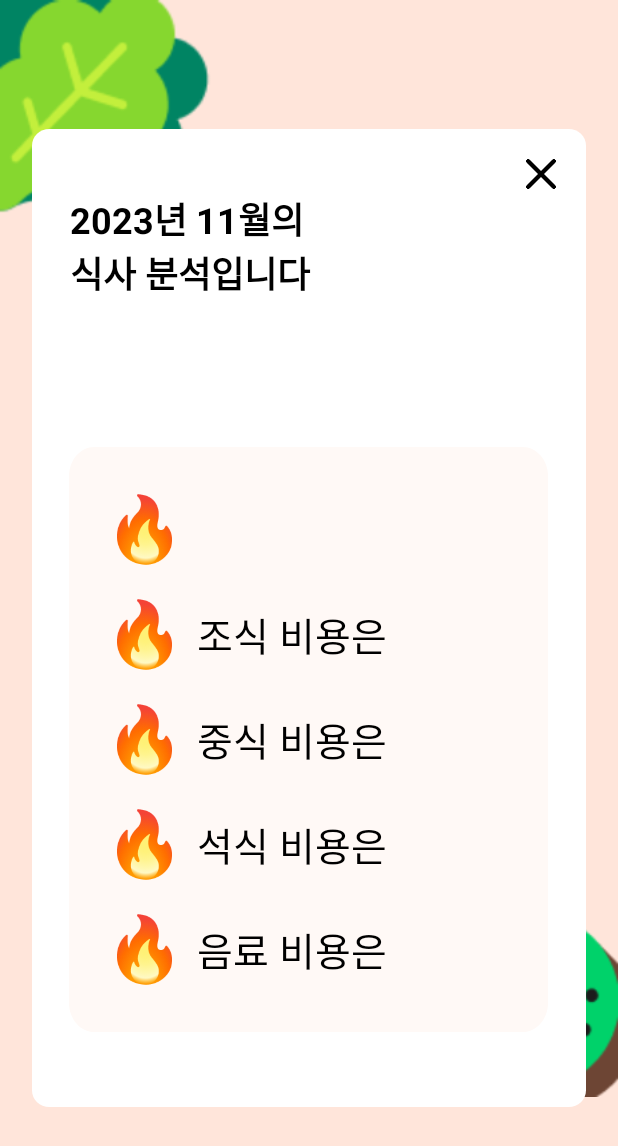
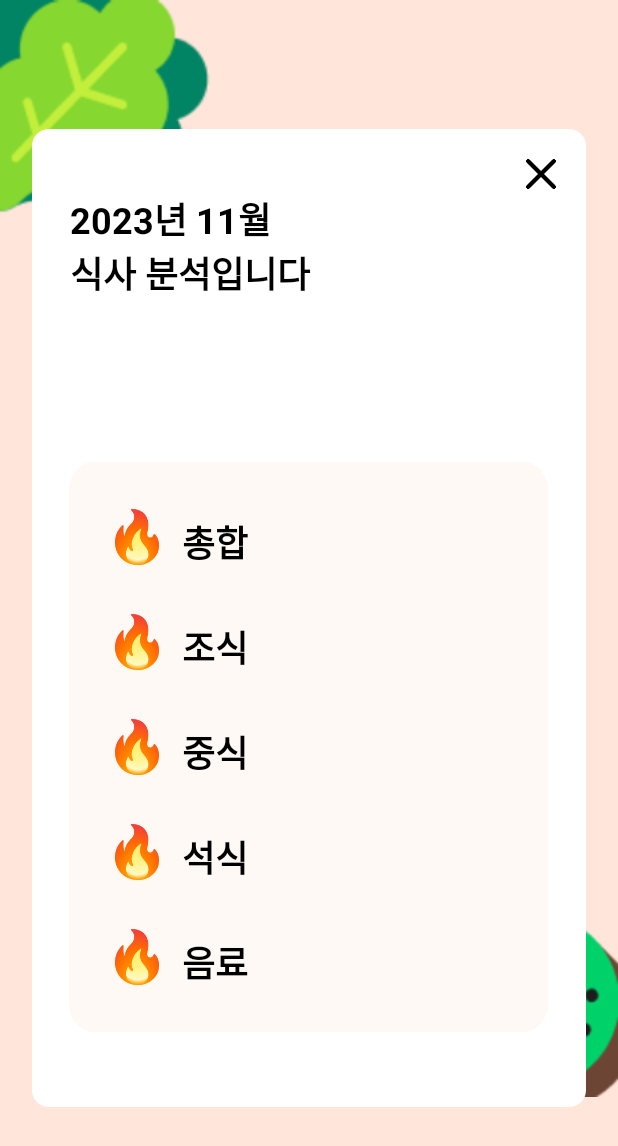
Before and after one commit to ynbluuue/MealTracker, an Android app: the Analyze1 screen opened directly, with no data from a screen before it, on a phone screen of 412 x 824 dp. Shown: the top 1146 px of the screen. Run offline under Robolectric (Android 15) with nearby library versions, the phone set to English and light mode, and no system bars; our stand-ins replace Firebase (no records; nobody signed in at launch, a user with empty details on screens opened directly).

Commit message:
UI 수정

```diff
--- a/app/src/main/java/com/example/mealtracker/Analyze1.java
+++ b/app/src/main/java/com/example/mealtracker/Analyze1.java
@@ -55,7 +55,7 @@ public class Analyze1 extends AppCompatActivity {
 
         //제목 설정
         title = findViewById(R.id.title);
-        title.setText(Html.fromHtml("<b>" + currentMonth.substring(0, 4) + "년 " + currentMonth.substring(5, 7) + "월의<br>식사 분석입니다</b>"));
+        title.setText(Html.fromHtml("<b>" + currentMonth.substring(0, 4) + "년 " + currentMonth.substring(5, 7) + "월<br>식사 분석입니다</b>"));
         Log.d(message, "제목은: " + title.getText());
 
         calorie = findViewById(R.id.calorie);
@@ -153,7 +153,7 @@ public class Analyze1 extends AppCompatActivity {
                     // 모든 데이터를 확인했을 때 처리
                     if (counter.incrementAndGet() == foodCount) {
                         String cal = String.format(Locale.getDefault(), "%d kcal", totalCal);
-                        calorie.setText(Html.fromHtml("<b>총합 " + cal + "</b>"));
+                        calorie.setText(Html.fromHtml("<b>" + cal + "</b>"));
                         Log.d(message, "총 칼로리는 " + calorie.getText());
                     }
                 }
@@ -196,10 +196,10 @@ public class Analyze1 extends AppCompatActivity {
 
                     // 모든 데이터를 확인했을 때 처리
                     if (counter.incrementAndGet() == foodCount) {
-                        breakfast.setText(Html.fromHtml("<b>조식 " + breakFastCost.toString() + " 원</b>"));
-                        lunch.setText(Html.fromHtml("<b>중식 " + lunchCost.toString() + " 원</b>"));
-                        dinner.setText(Html.fromHtml("<b>석식 " + dinnerCost.toString() + " 원</b>"));
-                        drinks.setText(Html.fromHtml("<b>음료 " + drinksCost.toString() + " 원</b>"));
+                        breakfast.setText(Html.fromHtml("<b>" + breakFastCost.toString() + " 원</b>"));
+                        lunch.setText(Html.fromHtml("<b>" + lunchCost.toString() + " 원</b>"));
+                        dinner.setText(Html.fromHtml("<b>" + dinnerCost.toString() + " 원</b>"));
+                        drinks.setText(Html.fromHtml("<b>" + drinksCost.toString() + " 원</b>"));
                     }
                 }
 
--- a/app/src/main/res/layout/activity_main.xml
+++ b/app/src/main/res/layout/activity_main.xml
@@ -182,7 +182,7 @@
             android:id="@+id/imageView7"
             android:layout_width="50dp"
             android:layout_height="50dp"
-            android:layout_marginTop="5dp"
+            android:layout_marginTop="10dp"
             android:layout_alignParentRight="true"
             android:layout_marginRight="29dp"
             app:srcCompat="@drawable/dongguklogo" />
@@ -193,7 +193,7 @@
             android:layout_height="wrap_content"
             android:layout_alignParentRight="true"
             android:layout_alignParentTop="true"
-            android:layout_marginTop="18dp"
+            android:layout_marginTop="23dp"
             android:layout_marginRight="7dp"
             android:gravity="center_horizontal|top"
             android:text="@string/dongguk"
--- a/app/src/main/res/layout/analyze1.xml
+++ b/app/src/main/res/layout/analyze1.xml
@@ -74,110 +74,174 @@
         <RelativeLayout
             android:id="@+id/rectangle_5"
             android:layout_width="330dp"
-            android:layout_height="390dp"
+            android:layout_height="380dp"
             android:layout_centerHorizontal="true"
             android:layout_marginStart="50dp"
             android:layout_alignParentBottom="true"
             android:layout_marginBottom="50dp"
             android:background="@drawable/calendarrec"
             android:orientation="horizontal">
+            <TextView
+                android:id="@+id/calorie1"
+                android:layout_width="60dp"
+                android:layout_height="50dp"
+                android:layout_alignParentLeft="true"
+                android:layout_alignParentTop="true"
+                android:layout_marginLeft="75dp"
+                android:layout_marginTop="35dp"
+                android:gravity="top"
+                android:text="총합"
+                android:textStyle="bold"
+                android:textAppearance="@style/analyze" />
 
             <TextView
                 android:id="@+id/calorie"
-                android:layout_width="220dp"
+                android:layout_width="wrap_content"
                 android:layout_height="50dp"
-                android:layout_alignParentLeft="true"
+                android:layout_alignParentRight="true"
                 android:layout_alignParentTop="true"
-                android:layout_marginLeft="85dp"
+                android:layout_marginRight="25dp"
                 android:layout_marginTop="35dp"
                 android:gravity="top"
                 android:text=""
                 android:textAppearance="@style/analyze" />
 
             <TextView
-                android:id="@+id/breakfast"
-                android:layout_width="220dp"
+                android:id="@+id/breakfast1"
+                android:layout_width="60dp"
                 android:layout_height="50dp"
                 android:layout_alignParentLeft="true"
                 android:layout_alignParentTop="true"
-                android:layout_marginLeft="85dp"
+                android:layout_marginLeft="75dp"
                 android:layout_marginTop="105dp"
                 android:gravity="top"
-                android:text="조식 비용은"
+                android:text="조식"
+                android:textStyle="bold"
+                android:textAppearance="@style/analyze" />
+
+            <TextView
+                android:id="@+id/breakfast"
+                android:layout_width="wrap_content"
+                android:layout_height="50dp"
+                android:layout_alignParentRight="true"
+                android:layout_alignParentTop="true"
+                android:layout_marginRight="25dp"
+                android:layout_marginTop="105dp"
+                android:gravity="top"
+                android:text=""
+                android:textAppearance="@style/analyze" />
+
+            <TextView
+                android:id="@+id/lunch1"
+                android:layout_width="60dp"
+                android:layout_height="50dp"
+                android:layout_alignParentLeft="true"
+                android:layout_alignParentTop="true"
+                android:layout_marginLeft="75dp"
+                android:layout_marginTop="175dp"
+                android:gravity="top"
+                android:text="중식"
+                android:textStyle="bold"
                 android:textAppearance="@style/analyze" />
 
             <TextView
                 android:id="@+id/lunch"
-                android:layout_width="220dp"
+                android:layout_width="wrap_content"
+                android:layout_height="50dp"
+                android:layout_alignParentRight="true"
+                android:layout_alignParentTop="true"
+                android:layout_marginRight="25dp"
+                android:layout_marginTop="175dp"
+                android:gravity="top"
+                android:text=""
+                android:textAppearance="@style/analyze" />
+
+            <TextView
+                android:id="@+id/dinner1"
+                android:layout_width="60dp"
                 android:layout_height="50dp"
                 android:layout_alignParentLeft="true"
                 android:layout_alignParentTop="true"
-                android:layout_marginLeft="85dp"
-                android:layout_marginTop="175dp"
+                android:layout_marginLeft="75dp"
+                android:layout_marginTop="245dp"
                 android:gravity="top"
-                android:text="중식 비용은"
+                android:text="석식"
+                android:textStyle="bold"
                 android:textAppearance="@style/analyze" />
 
             <TextView
                 android:id="@+id/dinner"
-                android:layout_width="220dp"
+                android:layout_width="wrap_content"
+                android:layout_height="50dp"
+                android:layout_alignParentRight="true"
+                android:layout_alignParentTop="true"
+                android:layout_marginRight="25dp"
+                android:layout_marginTop="245dp"
+                android:gravity="top"
+                android:text=""
+                android:textAppearance="@style/analyze" />
+
+            <TextView
+                android:id="@+id/drinks1"
+                android:layout_width="60dp"
                 android:layout_height="50dp"
                 android:layout_alignParentLeft="true"
                 android:layout_alignParentTop="true"
-                android:layout_marginLeft="85dp"
-                android:layout_marginTop="245dp"
+                android:layout_marginLeft="75dp"
+                android:layout_marginTop="315dp"
                 android:gravity="top"
-                android:text="석식 비용은"
+                android:text="음료"
+                android:textStyle="bold"
                 android:textAppearance="@style/analyze" />
 
             <TextView
                 android:id="@+id/drinks"
-                android:layout_width="220dp"
+                android:layout_width="wrap_content"
                 android:layout_height="50dp"
-                android:layout_alignParentLeft="true"
+                android:layout_alignParentRight="true"
                 android:layout_alignParentTop="true"
-                android:layout_marginLeft="85dp"
+                android:layout_marginRight="25dp"
                 android:layout_marginTop="315dp"
                 android:gravity="top"
-                android:text="음료 비용은"
+                android:text=""
                 android:textAppearance="@style/analyze" />
 
             <ImageView
                 android:id="@+id/fire1"
-                android:layout_width="50dp"
-                android:layout_height="50dp"
+                android:layout_width="40dp"
+                android:layout_height="40dp"
                 android:layout_marginLeft="25dp"
                 android:layout_marginTop="30dp"
                 app:srcCompat="@drawable/fire" />
 
             <ImageView
                 android:id="@+id/fire2"
-                android:layout_width="50dp"
-                android:layout_height="50dp"
+                android:layout_width="40dp"
+                android:layout_height="40dp"
                 android:layout_marginLeft="25dp"
                 android:layout_marginTop="100dp"
                 app:srcCompat="@drawable/fire" />
 
             <ImageView
                 android:id="@+id/fire3"
-                android:layout_width="50dp"
-                android:layout_height="50dp"
+                android:layout_width="40dp"
+                android:layout_height="40dp"
                 android:layout_marginLeft="25dp"
                 android:layout_marginTop="170dp"
                 app:srcCompat="@drawable/fire" />
 
             <ImageView
                 android:id="@+id/fire4"
-                android:layout_width="50dp"
-                android:layout_height="50dp"
+                android:layout_width="40dp"
+                android:layout_height="40dp"
                 android:layout_marginLeft="25dp"
                 android:layout_marginTop="240dp"
                 app:srcCompat="@drawable/fire" />
 
             <ImageView
                 android:id="@+id/fire5"
-                android:layout_width="50dp"
-                android:layout_height="50dp"
+                android:layout_width="40dp"
+                android:layout_height="40dp"
                 android:layout_marginLeft="25dp"
                 android:layout_marginTop="310dp"
                 app:srcCompat="@drawable/fire" />
--- a/app/src/main/res/values/styles.xml
+++ b/app/src/main/res/values/styles.xml
@@ -41,7 +41,7 @@
         <item name="android:textColor">#000000</item>
     </style>
     <style name="analyze">
-        <item name="android:textSize">26sp</item>
+        <item name="android:textSize">24sp</item>
         <item name="android:textColor">#000000</item>
     </style>
 </resources>
```
